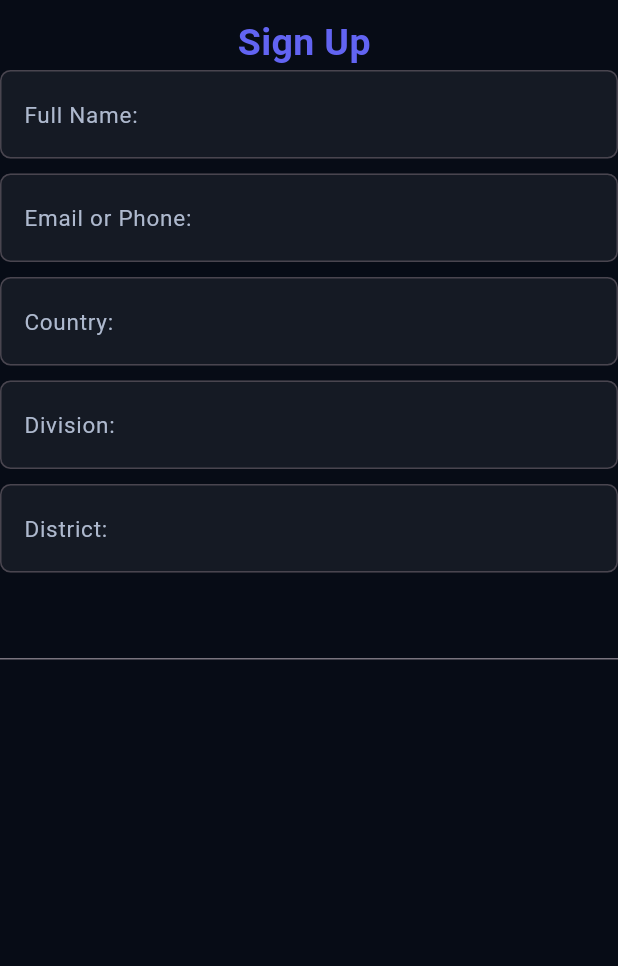
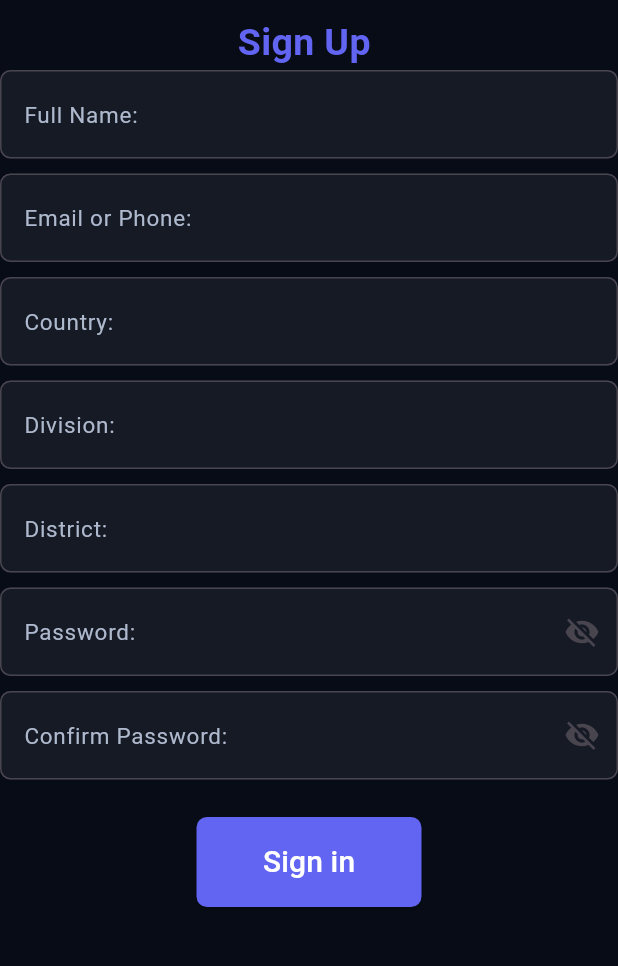
Before and after one commit to Rabmaya/Routewise-, a Flutter app: the page2 screen opened directly, on a phone screen of 412 x 824 dp, the part 68-1034 px from its top. Run offline on Flutter 3.47's test engine with Material 3 defaults, Android fonts, the phone set to English and light mode, and no system bars.

Commit message:
update everything

```diff
--- a/lib/page2.dart
+++ b/lib/page2.dart
@@ -150,6 +150,87 @@ class _page2State extends State<page2> {
               style: TextStyle(
                 color: Colors.white,fontSize: 18,
               ),
+              decoration: InputDecoration(
+                  hintText: 'Password:',
+                  hintStyle: const TextStyle(color: Color(0xFFAEB9CE),fontSize: 15
+                  ),
+                  filled: true,
+                  fillColor: const Color(0xFF151A24),
+                  suffixIcon: IconButton(icon: Icon(
+                    hidepassword1
+                        ?Icons.visibility_off
+                        :Icons.visibility,
+                  ),
+                      onPressed:()
+                      {
+                        setState(() {
+                          hidepassword1=!hidepassword1;
+                        });
+                      }
+                  ),
+                  border: OutlineInputBorder(
+                    borderRadius: BorderRadius.circular(7),
+                    borderSide: const BorderSide(
+                      color:Color(0xFF303747),
+                    ),
+                  )
+              ),
+            ),
+            const SizedBox(height:10),
+            TextField(
+              obscureText: hidepassword,
+              style: TextStyle(
+                color: Colors.white,fontSize: 18,
+              ),
+              decoration: InputDecoration(
+                  hintText: 'Confirm Password:',
+                  hintStyle: const TextStyle(color: Color(0xFFAEB9CE),fontSize: 15
+                  ),
+                  filled: true,
+                  fillColor: const Color(0xFF151A24),
+                  suffixIcon: IconButton(icon: Icon(
+                    hidepassword
+                        ?Icons.visibility_off
+                        :Icons.visibility,
+                  ),
+                      onPressed:()
+                      {
+                        setState(() {
+                          hidepassword=!hidepassword;
+                        });
+                      }
+                  ),
+                  border: OutlineInputBorder(
+                    borderRadius: BorderRadius.circular(7),
+                    borderSide: const BorderSide(
+                      color:Color(0xFF303747),
+                    ),
+                  )
+              ),
+            ),
+            const SizedBox(height:25),
+            SizedBox(
+                width: 150,
+                height:60,
+                child:ElevatedButton(onPressed:(){
+                  Navigator.push(context,
+                    MaterialPageRoute(builder: (context)=>const page1()
+                    ),
+                  );
+                },
+                    style: ElevatedButton.styleFrom(
+                      backgroundColor: const Color(0xFF6264F2),
+                      shape: RoundedRectangleBorder(
+                        borderRadius: BorderRadius.circular(7),
+                      ),
+                    ),
+                    child: const Text('Sign in',
+                      style: TextStyle(fontSize: 20,
+                        color: Colors.white,
+                      ),
+                    ))
+            ),
+          ],
 
 
         ),
```
